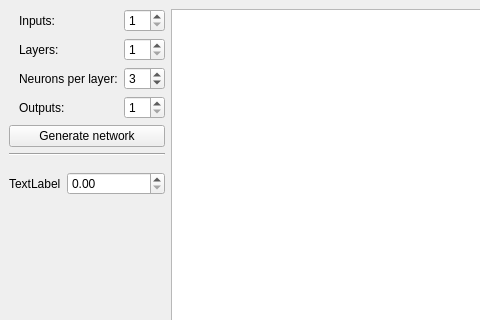
Before: the Qt Designer form mainwindow.ui in tomboy127/SSN_001, drawn with Qt 5; both pictures show x 0 to 480 and y 0 to 320 of the 1024 by 576 pixel window.
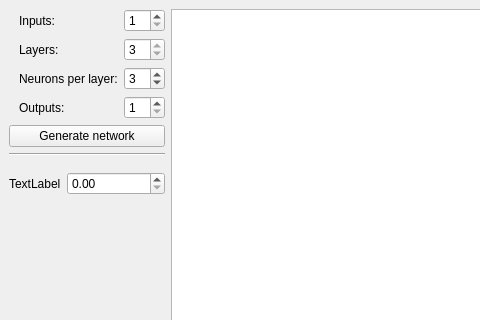
After: the same form once the commit is applied.

Patch:
```diff
--- a/mainwindow.ui
+++ b/mainwindow.ui
@@ -61,13 +61,13 @@
         <item row="1" column="1">
          <widget class="QSpinBox" name="sBox_layers">
           <property name="minimum">
-           <number>1</number>
+           <number>3</number>
           </property>
           <property name="maximum">
            <number>3</number>
           </property>
           <property name="value">
-           <number>1</number>
+           <number>3</number>
           </property>
          </widget>
         </item>
```
